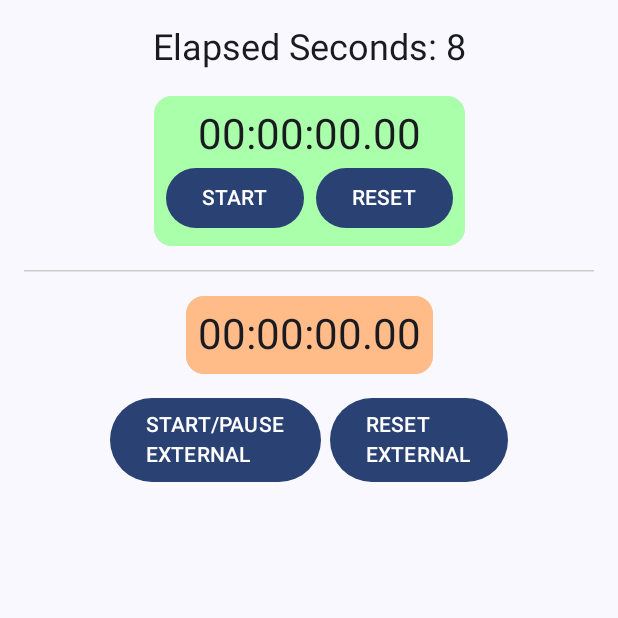
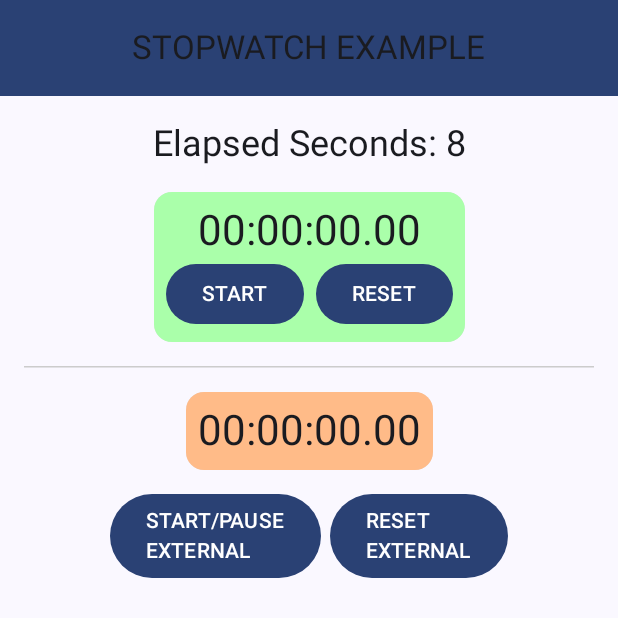
Before and after one commit to freego79/stopwatch-example, an Android app built with Jetpack Compose: the screen it shows after launch (MainActivity), on a phone screen of 412 x 824 dp, the top half of it. Run offline under Robolectric (Android 15) with nearby library versions, the phone set to English and light mode, and no system bars.

Commit message:
AppBar title, scrollable content

```diff
--- a/app/src/main/java/cz/freego/tutorial/stopwatchexample/MainActivity.kt
+++ b/app/src/main/java/cz/freego/tutorial/stopwatchexample/MainActivity.kt
@@ -6,18 +6,34 @@ import androidx.activity.compose.setContent
 import androidx.activity.enableEdgeToEdge
 import androidx.compose.foundation.layout.fillMaxSize
 import androidx.compose.foundation.layout.padding
+import androidx.compose.material3.CenterAlignedTopAppBar
+import androidx.compose.material3.ExperimentalMaterial3Api
+import androidx.compose.material3.MaterialTheme
 import androidx.compose.material3.Scaffold
+import androidx.compose.material3.Text
+import androidx.compose.material3.TopAppBarDefaults
 import androidx.compose.ui.Modifier
 import cz.freego.tutorial.stopwatchexample.ui.component.TestCompose
 import cz.freego.tutorial.stopwatchexample.ui.theme.StopWatchExampleTheme
 
+@OptIn(ExperimentalMaterial3Api::class)
 class MainActivity : ComponentActivity() {
     override fun onCreate(savedInstanceState: Bundle?) {
         super.onCreate(savedInstanceState)
         enableEdgeToEdge()
         setContent {
             StopWatchExampleTheme {
-                Scaffold(modifier = Modifier.fillMaxSize()) { innerPadding ->
+                Scaffold(
+                    modifier = Modifier.fillMaxSize(),
+                    topBar = {
+                        CenterAlignedTopAppBar(
+                            title = { Text("STOPWATCH EXAMPLE") },
+                            colors = TopAppBarDefaults.centerAlignedTopAppBarColors(
+                                containerColor = MaterialTheme.colorScheme.primary
+                            )
+                        )
+                    }
+                ) { innerPadding ->
                     TestCompose(
                         modifier = Modifier.padding(innerPadding)
                     )
--- a/app/src/main/java/cz/freego/tutorial/stopwatchexample/ui/component/TestCompose.kt
+++ b/app/src/main/java/cz/freego/tutorial/stopwatchexample/ui/component/TestCompose.kt
@@ -7,6 +7,8 @@ import androidx.compose.foundation.layout.Spacer
 import androidx.compose.foundation.layout.height
 import androidx.compose.foundation.layout.padding
 import androidx.compose.foundation.layout.width
+import androidx.compose.foundation.rememberScrollState
+import androidx.compose.foundation.verticalScroll
 import androidx.compose.material3.Button
 import androidx.compose.material3.HorizontalDivider
 import androidx.compose.material3.MaterialTheme
@@ -45,7 +47,9 @@ fun TestCompose(
     // ovlivňovat druhou.
 
     Column(
-        modifier = modifier.padding(16.dp),
+        modifier = modifier
+            .verticalScroll(rememberScrollState())
+            .padding(16.dp),
         horizontalAlignment = Alignment.CenterHorizontally
     ) {
         Text(text = "Elapsed Seconds: ${viewModel.secondsElapsed}", style = MaterialTheme.typography.headlineSmall)
```
